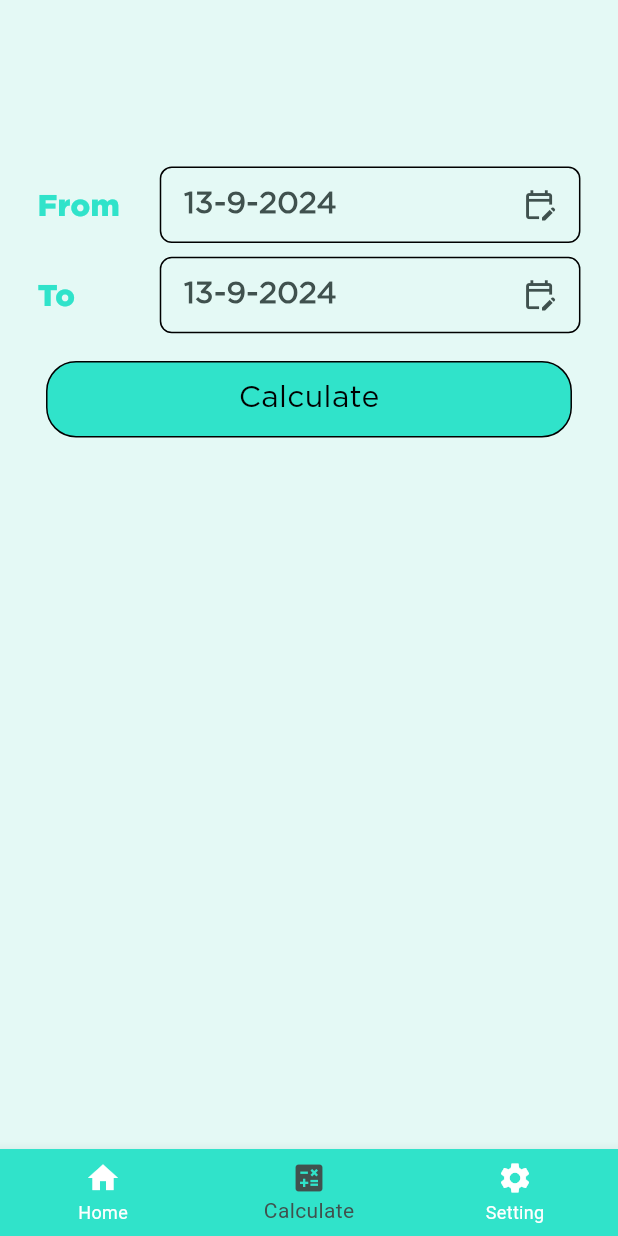
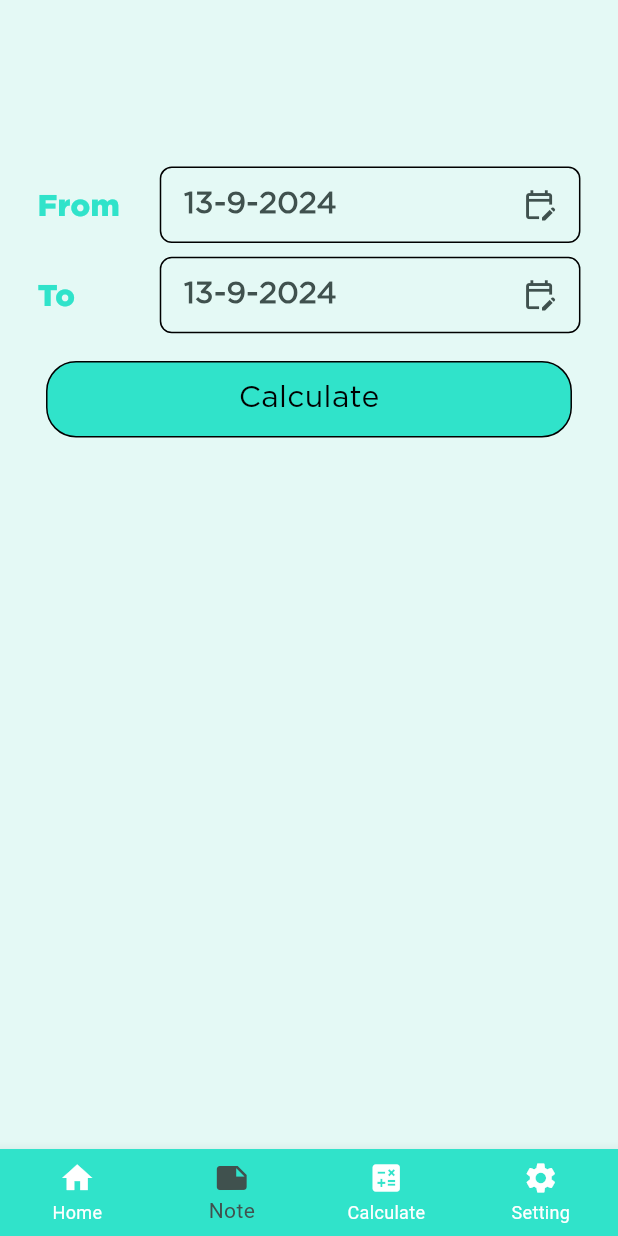
Before and after one commit to rajukani100/myExpenses, a Flutter app: the screen it shows once a user with an empty profile is signed in, item 2 of the bottom bar chosen, on a phone screen of 412 x 824 dp. Run offline on Flutter 3.47's test engine with Material 3 defaults, Android fonts, the phone set to English and light mode, and no system bars; our stand-ins replace calendar_date_picker2, cloud_firestore, connectivity_plus, firebase_auth, firebase_core, flutter_native_splash and 7 more; accounts and stored records are empty; generated files the repository leaves out were written again; network calls fail.

Commit message:
added note screen

```diff
--- a/lib/main.dart
+++ b/lib/main.dart
@@ -151,6 +151,8 @@ class _myAppState extends State<myApp> {
                         BottomNavigationBarItem(
                             icon: Icon(Icons.home), label: "Home"),
                         BottomNavigationBarItem(
+                            icon: Icon(Icons.note), label: "Note"),
+                        BottomNavigationBarItem(
                             icon: Icon(Icons.calculate), label: "Calculate"),
                         BottomNavigationBarItem(
                             icon: Icon(Icons.settings), label: "Setting"),
```
